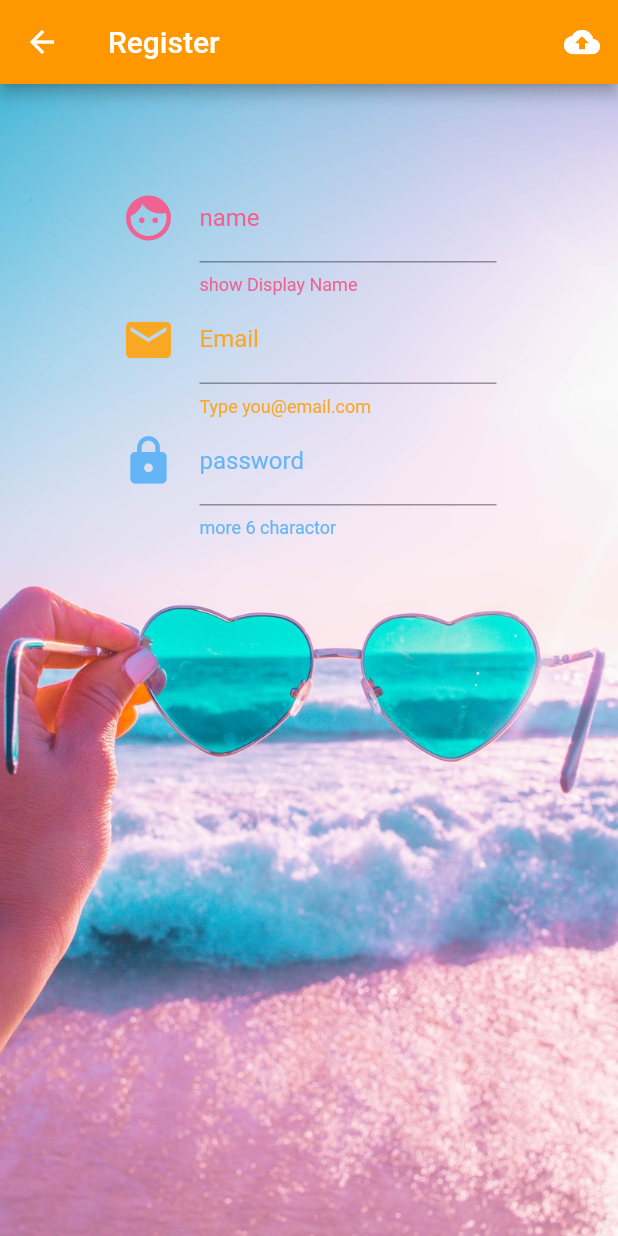
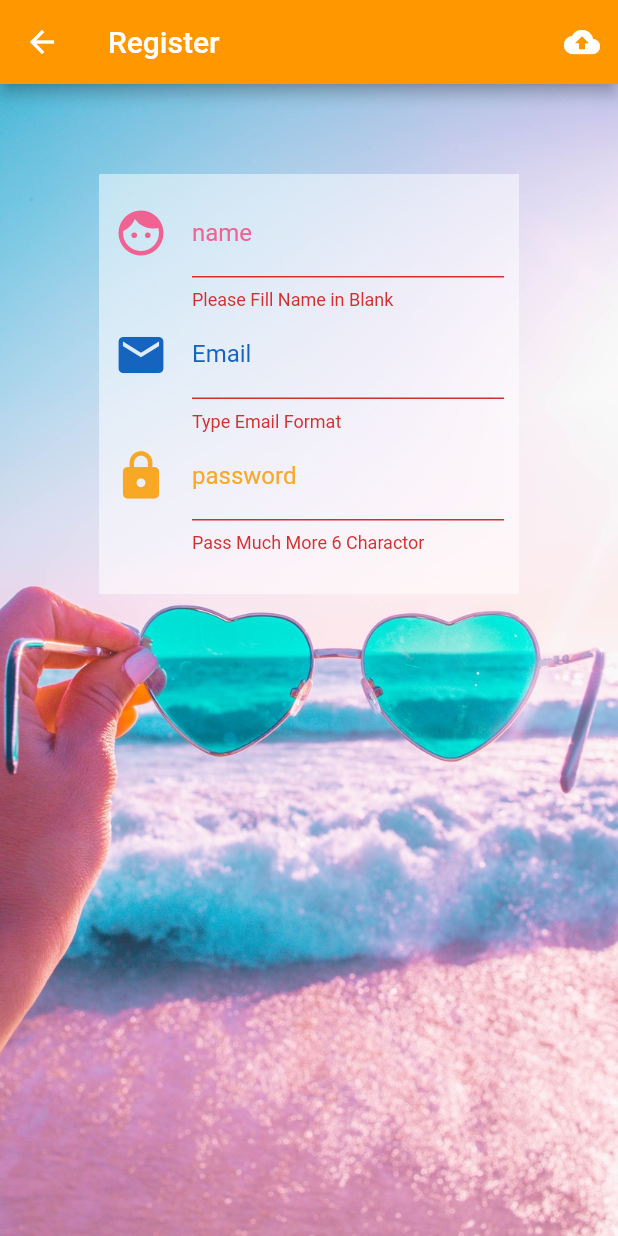
Before and after one commit to Xzone145xzone/SO145, a Flutter app: the Register screen opened directly, after a tap on the "cloud upload" icon, on a phone screen of 412 x 824 dp. Run offline on Flutter 3.47's test engine with Material 2 defaults, Android fonts, the phone set to English and light mode, and no system bars.

Commit message:
finish 2 july

```diff
--- a/lib/screens/register.dart
+++ b/lib/screens/register.dart
@@ -7,9 +7,12 @@ class Register extends StatefulWidget {
 }
 
 class _RegisterState extends State<Register> {
+  // ex
+  final formKey = GlobalKey<FormState>();
+  String nameString, emailString, passwordString;
 // Medthod
   Widget nameText() {
-    return TextField(
+    return TextFormField(
       decoration: InputDecoration(
         labelText: 'name',
         labelStyle: TextStyle(color: Colors.pink[300]),
@@ -20,68 +23,103 @@ class _RegisterState extends State<Register> {
           size: 36.0,
           color: Colors.pink[300],
         ),
-      ),
+      ),validator:(String value){
+        if (value.isEmpty) {
+          return 'Please Fill Name in Blank';
+        }
+      },onSaved: (String value){
+      nameString = value;
+      },
     );
   }
 
   Widget emailText() {
-    return TextField(
+    return TextFormField(
+      keyboardType: TextInputType.emailAddress,
       decoration: InputDecoration(
         labelText: 'Email',
-        labelStyle: TextStyle(color: Colors.yellow[800]),
+        labelStyle: TextStyle(color: Colors.blue[800]),
         helperText: 'Type you@email.com',
-        helperStyle: TextStyle(color: Colors.yellow[800]),
+        helperStyle: TextStyle(color: Colors.blue[800]),
         icon: Icon(
           Icons.email,
           size: 36.0,
-          color: Colors.yellow[800],
+          color: Colors.blue[800],
         ),
-      ),
+      ),validator: (String value){
+        if(!((value.contains('@'))&&(value.contains('.')))){
+          return 'Type Email Format';
+        }
+      },onSaved: (String value){
+        emailString = value;
+      },
     );
   }
 
   Widget passwordText() {
-    return TextField(
+    return TextFormField(
       decoration: InputDecoration(
         labelText: 'password',
-        labelStyle: TextStyle(color: Colors.blue[300]),
+        labelStyle: TextStyle(color: Colors.yellow[800]),
         helperText: 'more 6 charactor',
-        helperStyle: TextStyle(color: Colors.blue[300]),
+        helperStyle: TextStyle(color: Colors.yellow[800]),
         icon: Icon(
           Icons.lock,
           size: 36.0,
-          color: Colors.blue[300],
+          color: Colors.yellow[800],
         ),
-      ),
+      ),validator: (String value){
+        if (value.length <= 5){
+     return  'Pass Much More 6 Charactor';
+        }
+      },onSaved: (String value){
+        passwordString = value;
+      },
     );
   }
 
   Widget uploadButton() {
     return IconButton(
       icon: Icon(Icons.cloud_upload),
-      onPressed: () {},
+      onPressed: () {
+        print('Upload');
+        if (formKey.currentState.validate()) {
+          formKey.currentState.save();
+          print('Name = $nameString, Email = $emailString, Pass =$passwordString');
+        }
+      },
     );
   }
 
   @override
   Widget build(BuildContext context) {
     return Scaffold(
+      resizeToAvoidBottomPadding: false,
       appBar: AppBar(
         backgroundColor: Colors.orange,
         title: Text('Register'),
         actions: <Widget>[uploadButton()],
       ),
-      body: Container(
+      body: Form(
+        key: formKey,
+        child: Container(
           decoration: BoxDecoration(
             image: DecorationImage(
-              image: AssetImage('images/pp.jpg'), fit: BoxFit.cover),
+              image: AssetImage('images/pp.jpg'),
+              fit: BoxFit.cover,
+            ),
           ),
           alignment: Alignment.topCenter,
           padding: EdgeInsets.only(top: 60.0),
           child: Container(
-          width: 250.0,
+            padding: EdgeInsets.all(10.0),
+            decoration:
+                BoxDecoration(color: Color.fromRGBO(255, 255, 255, 0.5)),
+            width: 280.0,
+            height: 280.0,
             child: Column(
               children: <Widget>[nameText(), emailText(), passwordText()],
+            ),
           ),
         ),
       ),
```
Lines whose indentation alone changed are shown as unchanged.
